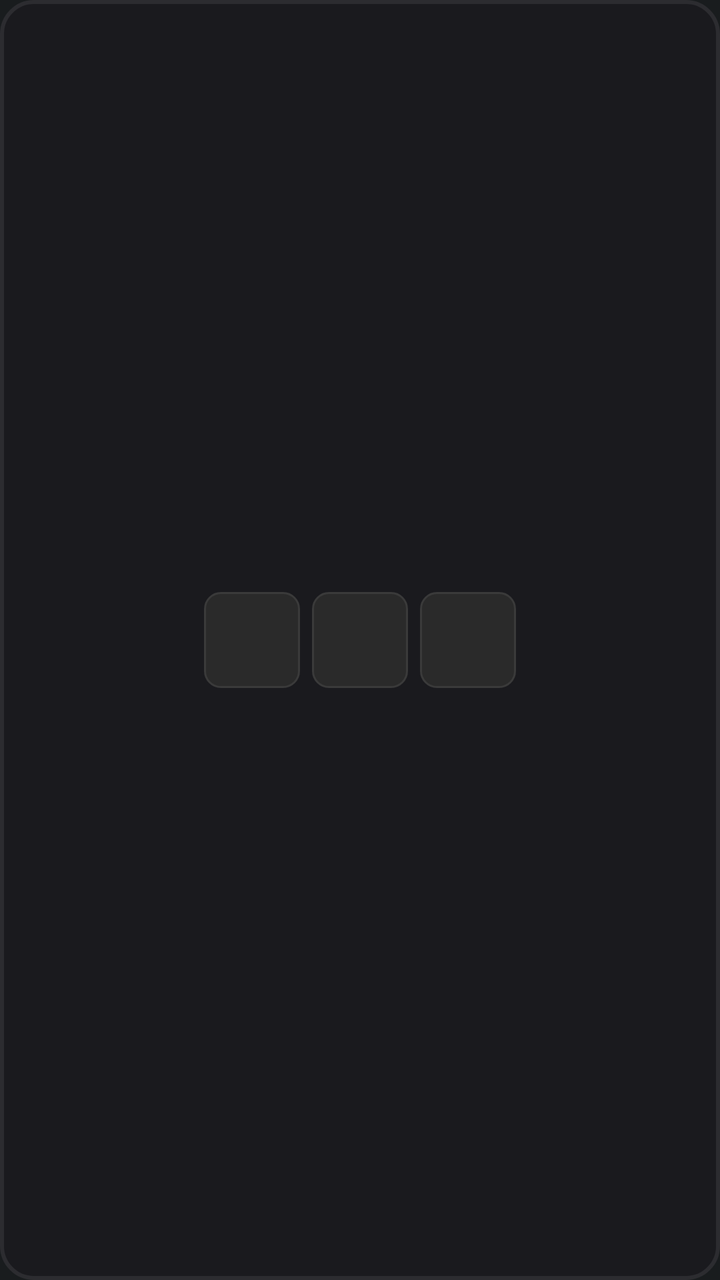
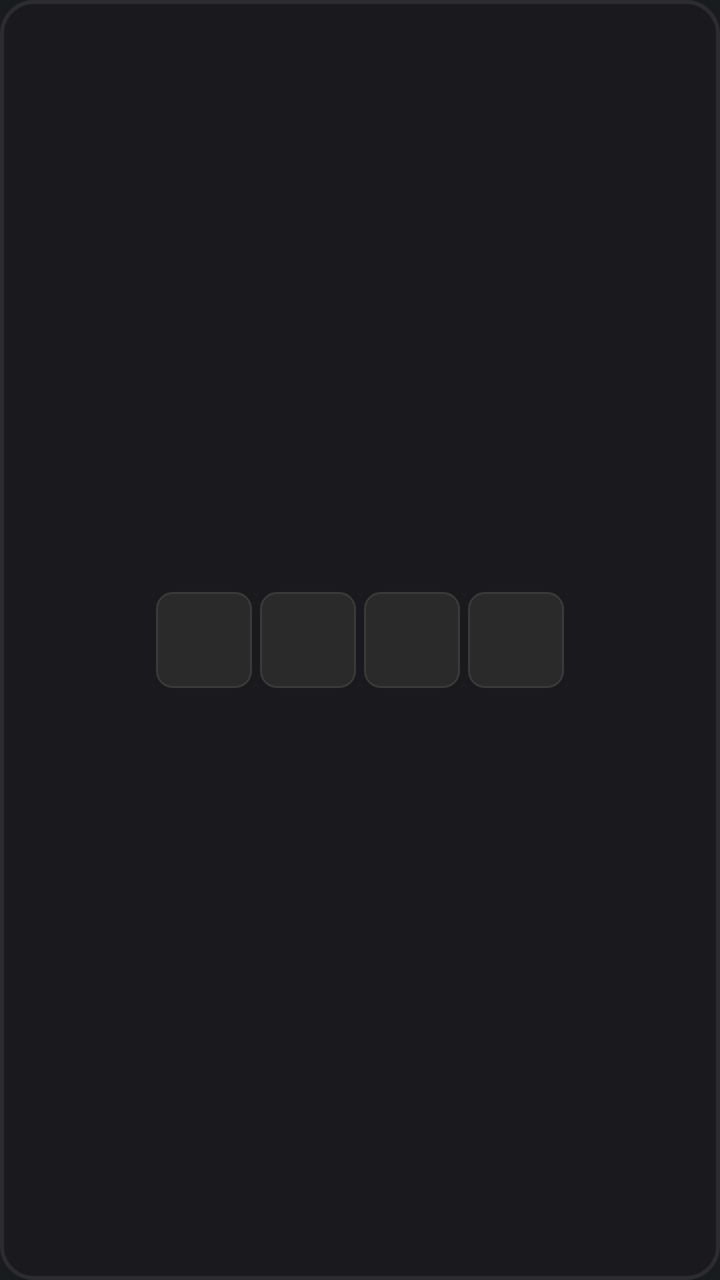

Compare the two renders of this Android layout. The source of the first and the diff that turns it into the second are given below.
<!-- AndroidManifest.xml: application theme android:Theme.DeviceDefault -->
<!-- res/layout/remote_grid_3x1.xml -->
<?xml version="1.0" encoding="utf-8"?>
<LinearLayout xmlns:android="http://schemas.android.com/apk/res/android"
    android:id="@+id/widget_root"
    android:layout_width="match_parent"
    android:layout_height="match_parent"
    android:orientation="vertical"
    android:gravity="center"
    android:background="@drawable/remote_widget_bg"
    android:padding="4dp">

    <TextView
        android:id="@+id/txt_title"
        android:layout_width="match_parent"
        android:layout_height="wrap_content"
        android:text="TV Remote"
        android:textColor="#FFFFFF"
        android:textSize="10sp"
        android:gravity="center"
        android:maxLines="1"
        android:visibility="gone" />

    <TextView
        android:id="@+id/txt_status"
        android:layout_width="match_parent"
        android:layout_height="wrap_content"
        android:text=""
        android:textColor="#AAFFFFFF"
        android:textSize="9sp"
        android:gravity="center"
        android:maxLines="1"
        android:visibility="gone" />

        <LinearLayout
            android:layout_width="wrap_content"
            android:layout_height="wrap_content"
            android:layout_gravity="center_horizontal"
            android:orientation="horizontal">

            <ImageView
                android:id="@+id/cell_0_0"
                android:layout_width="48dp"
                android:layout_height="48dp"
                android:layout_margin="3dp"
                android:background="@drawable/remote_button_bg"
                android:padding="4dp"
                android:scaleType="fitCenter" />
            <ImageView
                android:id="@+id/cell_0_1"
                android:layout_width="48dp"
                android:layout_height="48dp"
                android:layout_margin="3dp"
                android:background="@drawable/remote_button_bg"
                android:padding="4dp"
                android:scaleType="fitCenter" />
            <ImageView
                android:id="@+id/cell_0_2"
                android:layout_width="48dp"
                android:layout_height="48dp"
                android:layout_margin="3dp"
                android:background="@drawable/remote_button_bg"
                android:padding="4dp"
                android:scaleType="fitCenter" />
        </LinearLayout>
</LinearLayout>
<!-- resources referenced by this layout -->
<resources>
  <!-- drawable remote_button_bg (drawable) -->
  <?xml version="1.0" encoding="utf-8"?>
  <selector xmlns:android="http://schemas.android.com/apk/res/android">
      <item android:state_pressed="true">
          <shape android:shape="rectangle">
              <solid android:color="#555555" />
              <corners android:radius="8dp" />
              <stroke android:width="1dp" android:color="#777777" />
          </shape>
      </item>
      <item>
          <shape android:shape="rectangle">
              <solid android:color="#2A2A2A" />
              <corners android:radius="8dp" />
              <stroke android:width="1dp" android:color="#3A3A3A" />
          </shape>
      </item>
  </selector>
  <!-- drawable remote_widget_bg (drawable) -->
  <?xml version="1.0" encoding="utf-8"?>
  <shape xmlns:android="http://schemas.android.com/apk/res/android"
      android:shape="rectangle">
      <solid android:color="#1A1A1E" />
      <corners android:radius="16dp" />
      <stroke android:width="2dp" android:color="#2C2C30" />
  </shape>
</resources>

<!-- the commit's change to res/layout/remote_grid_3x1.xml (unified diff, before → after) -->
@@ -6,7 +6,7 @@
     android:orientation="vertical"
     android:gravity="center"
     android:background="@drawable/remote_widget_bg"
-    android:padding="4dp">
+    android:padding="2dp">
 
     <TextView
         android:id="@+id/txt_title"
@@ -40,7 +40,7 @@
                 android:id="@+id/cell_0_0"
                 android:layout_width="48dp"
                 android:layout_height="48dp"
-                android:layout_margin="3dp"
+                android:layout_margin="2dp"
                 android:background="@drawable/remote_button_bg"
                 android:padding="4dp"
                 android:scaleType="fitCenter" />
@@ -48,7 +48,7 @@
                 android:id="@+id/cell_0_1"
                 android:layout_width="48dp"
                 android:layout_height="48dp"
-                android:layout_margin="3dp"
+                android:layout_margin="2dp"
                 android:background="@drawable/remote_button_bg"
                 android:padding="4dp"
                 android:scaleType="fitCenter" />
@@ -56,7 +56,15 @@
                 android:id="@+id/cell_0_2"
                 android:layout_width="48dp"
                 android:layout_height="48dp"
-                android:layout_margin="3dp"
+                android:layout_margin="2dp"
+                android:background="@drawable/remote_button_bg"
+                android:padding="4dp"
+                android:scaleType="fitCenter" />
+            <ImageView
+                android:id="@+id/cell_0_3"
+                android:layout_width="48dp"
+                android:layout_height="48dp"
+                android:layout_margin="2dp"
                 android:background="@drawable/remote_button_bg"
                 android:padding="4dp"
                 android:scaleType="fitCenter" />
